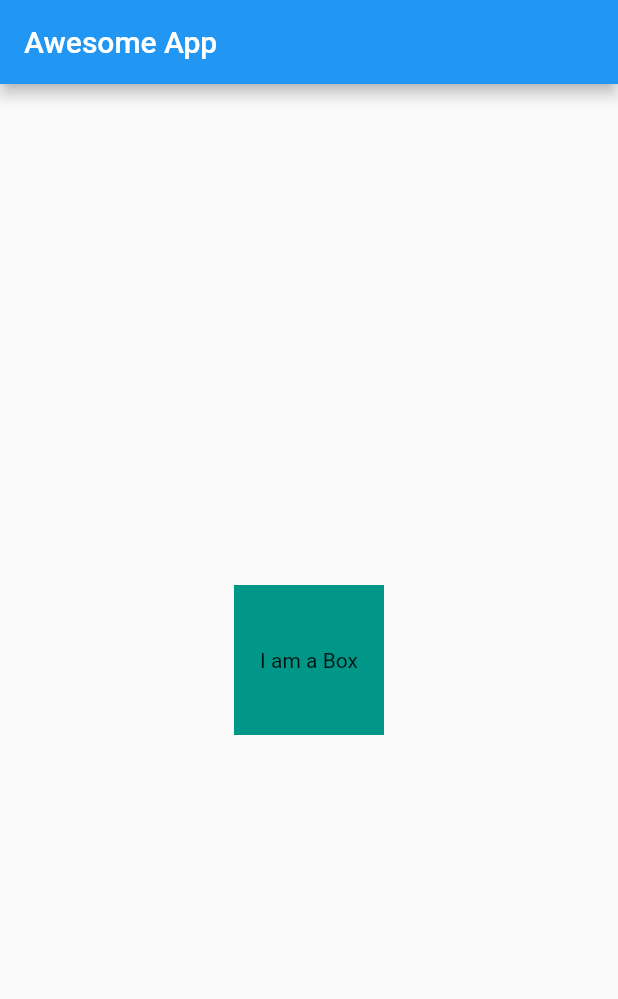
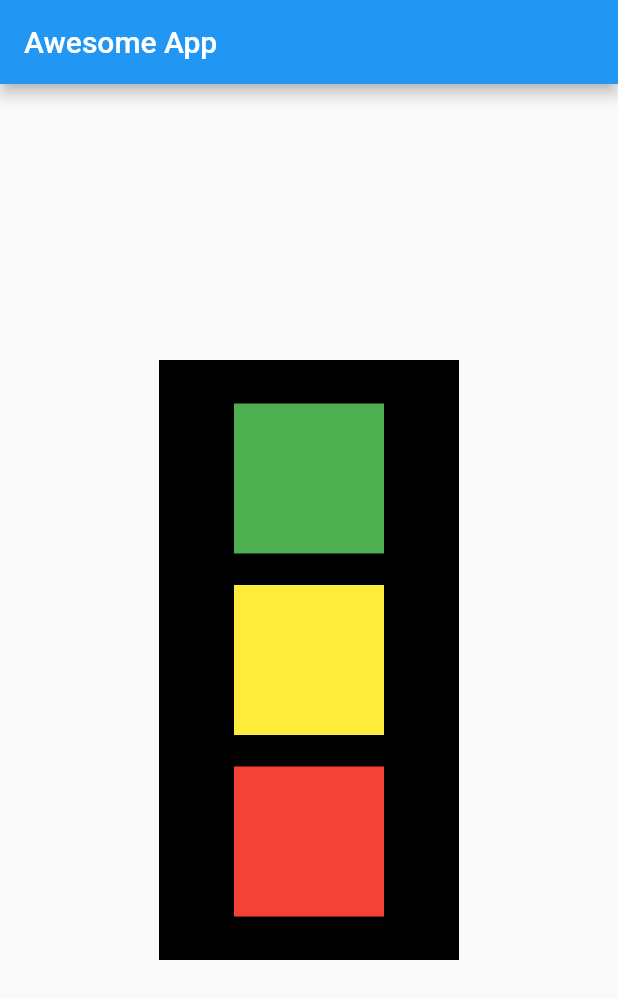
Before and after one commit to skmdaamir/assignment, a Flutter app: the screen it shows after launch, on a phone screen of 412 x 824 dp. Shown: the top 999 px of the screen. Run offline on Flutter 3.47's test engine with Material 2 defaults, Android fonts, the phone set to English and light mode, and no system bars.

Commit message:
ch2 completed

```diff
--- a/lib/main.dart
+++ b/lib/main.dart
@@ -16,14 +16,41 @@ class HomePage extends StatelessWidget {
       appBar: AppBar(
         title: Text('Awesome App'),
       ),
-      body: Center(
-        child: Container(
-          padding: const EdgeInsets.all(8),
+      body: Padding(
+        padding: const EdgeInsets.all(8.0),
+        child: Align(
           alignment: Alignment.center,
-          color: Colors.teal,
-          width: 100,
-          height: 100,
-          child: Text('I am a Box'),
+          child: Container(
+              color: Colors.black,
+              width: 200,
+              height: 400,
+              child: Padding(
+                padding: const EdgeInsets.all(8.0),
+                child: Column(
+                  mainAxisAlignment: MainAxisAlignment.spaceEvenly,
+                  crossAxisAlignment: CrossAxisAlignment.center,
+                  children: [
+                    Container(
+                      padding: const EdgeInsets.all(8),
+                      width: 100,
+                      height: 100,
+                      color: Colors.green,
+                    ),
+                    Container(
+                      padding: const EdgeInsets.all(8),
+                      width: 100,
+                      height: 100,
+                      color: Colors.yellow,
+                    ),
+                    Container(
+                      padding: const EdgeInsets.all(8),
+                      width: 100,
+                      height: 100,
+                      color: Colors.red,
+                    ),
+                  ],
+                ),
+              )),
         ),
       ),
     );
```
